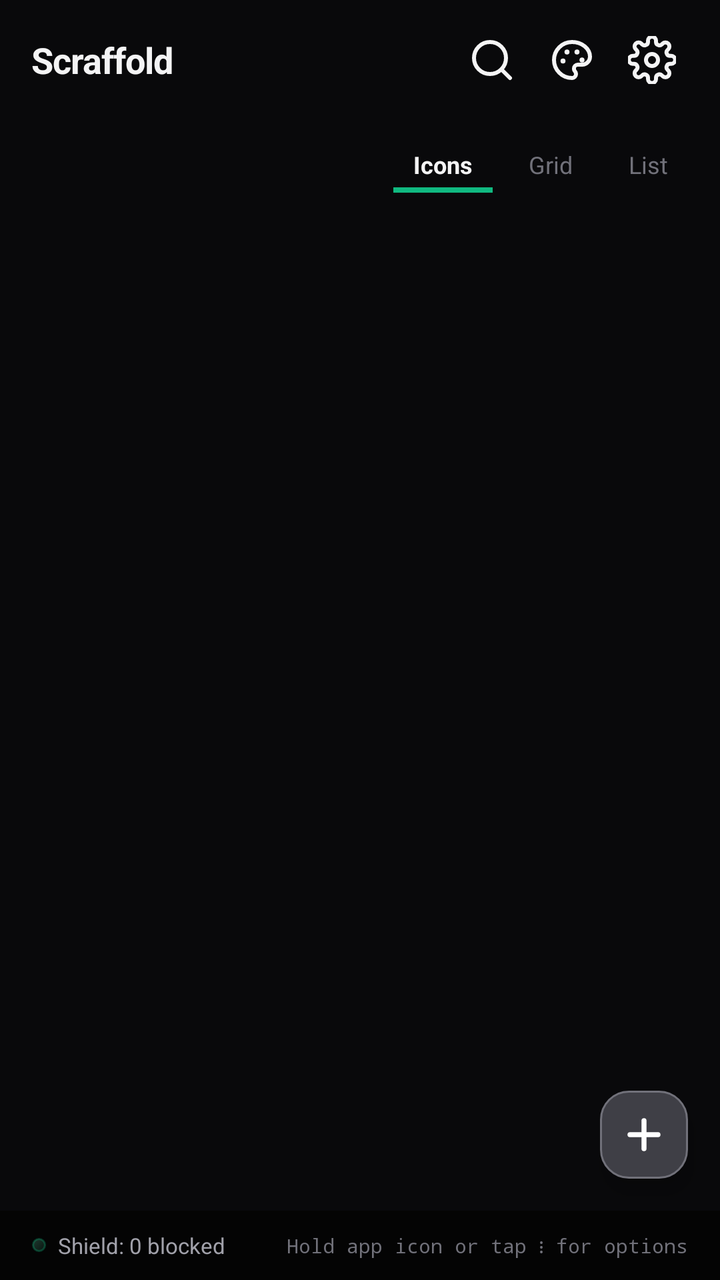
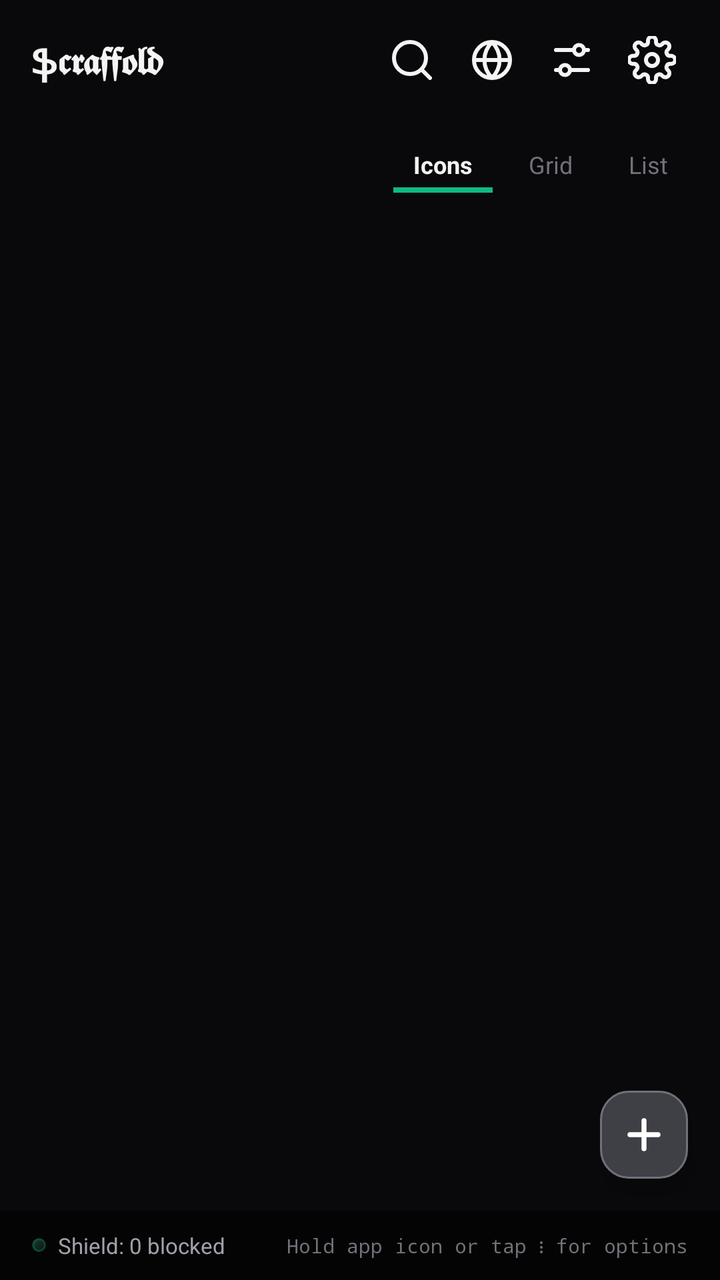

Compare the two renders of this Android layout. The source of the first and the diff that turns it into the second are given below.
<!-- AndroidManifest.xml: application theme Theme.Scaffold -->
<!-- res/layout/activity_main.xml -->
<?xml version="1.0" encoding="utf-8"?>
<androidx.constraintlayout.widget.ConstraintLayout xmlns:android="http://schemas.android.com/apk/res/android"
    xmlns:app="http://schemas.android.com/apk/res-auto"
    android:id="@+id/main_root_layout"
    android:layout_width="match_parent"
    android:layout_height="match_parent"
    android:background="@color/bg_primary">

    
    <LinearLayout
        android:id="@+id/header_layout"
        android:layout_width="match_parent"
        android:layout_height="wrap_content"
        android:orientation="horizontal"
        android:gravity="center_vertical"
        android:paddingHorizontal="16dp"
        android:paddingVertical="12dp"
        android:background="#15121215"
        app:layout_constraintTop_toTopOf="parent">

        <TextView
            android:id="@+id/tv_app_title"
            android:layout_width="0dp"
            android:layout_height="wrap_content"
            android:layout_weight="1"
            android:text="@string/shelf_title"
            android:textColor="@color/text_primary"
            android:textSize="18sp"
            android:textStyle="bold"
            android:letterSpacing="-0.02" />

        
        <ImageButton
            android:id="@+id/btn_toggle_search"
            android:layout_width="36dp"
            android:layout_height="36dp"
            android:background="?attr/selectableItemBackgroundBorderless"
            android:src="@drawable/ic_search"
            android:contentDescription="Search" />

        
        <ImageButton
            android:id="@+id/btn_theme"
            android:layout_width="36dp"
            android:layout_height="36dp"
            android:layout_marginStart="4dp"
            android:background="?attr/selectableItemBackgroundBorderless"
            android:src="@drawable/ic_palette"
            android:contentDescription="Cosmic Theme" />

        
        <ImageButton
            android:id="@+id/btn_settings"
            android:layout_width="36dp"
            android:layout_height="36dp"
            android:layout_marginStart="4dp"
            android:background="?attr/selectableItemBackgroundBorderless"
            android:src="@drawable/ic_settings"
            android:contentDescription="Settings" />
    </LinearLayout>

    
    <FrameLayout
        android:id="@+id/search_container"
        android:layout_width="match_parent"
        android:layout_height="wrap_content"
        android:visibility="gone"
        android:paddingHorizontal="14dp"
        android:paddingBottom="8dp"
        android:background="#15121215"
        app:layout_constraintTop_toBottomOf="@id/header_layout">

        <EditText
            android:id="@+id/et_search"
            android:layout_width="match_parent"
            android:layout_height="38dp"
            android:background="@drawable/bg_card"
            android:paddingHorizontal="12dp"
            android:hint="@string/search_hint"
            android:textColor="@color/text_primary"
            android:textColorHint="@color/text_muted"
            android:textSize="13sp"
            android:imeOptions="actionSearch"
            android:inputType="text" />
    </FrameLayout>

    
    <LinearLayout
        android:id="@+id/layout_switcher_container"
        android:layout_width="match_parent"
        android:layout_height="wrap_content"
        android:orientation="horizontal"
        android:gravity="end|center_vertical"
        android:paddingHorizontal="16dp"
        android:paddingVertical="8dp"
        app:layout_constraintTop_toBottomOf="@id/search_container">

        <TextView
            android:id="@+id/tab_icons"
            android:layout_width="wrap_content"
            android:layout_height="wrap_content"
            android:text="@string/view_icons"
            android:textColor="@color/text_primary"
            android:textSize="12sp"
            android:textStyle="bold"
            android:paddingHorizontal="10dp"
            android:paddingVertical="6dp"
            android:background="@drawable/bg_tab_active" />

        <TextView
            android:id="@+id/tab_grid"
            android:layout_width="wrap_content"
            android:layout_height="wrap_content"
            android:text="@string/view_grid"
            android:textColor="@color/text_muted"
            android:textSize="12sp"
            android:paddingHorizontal="10dp"
            android:paddingVertical="6dp"
            android:layout_marginStart="8dp"
            android:background="@drawable/bg_tab_inactive" />

        <TextView
            android:id="@+id/tab_list"
            android:layout_width="wrap_content"
            android:layout_height="wrap_content"
            android:text="@string/view_list"
            android:textColor="@color/text_muted"
            android:textSize="12sp"
            android:paddingHorizontal="10dp"
            android:paddingVertical="6dp"
            android:layout_marginStart="8dp"
            android:background="@drawable/bg_tab_inactive" />
    </LinearLayout>

    
    <LinearLayout
        android:id="@+id/empty_state_container"
        android:layout_width="match_parent"
        android:layout_height="0dp"
        android:orientation="vertical"
        android:gravity="center"
        android:visibility="gone"
        android:padding="24dp"
        app:layout_constraintTop_toBottomOf="@id/layout_switcher_container"
        app:layout_constraintBottom_toTopOf="@id/shelf_bottom_bar">

        <FrameLayout
            android:layout_width="64dp"
            android:layout_height="64dp"
            android:background="@drawable/bg_squircle_emerald">

            <ImageView
                android:layout_width="28dp"
                android:layout_height="28dp"
                android:layout_gravity="center"
                android:src="@drawable/ic_add"
                app:tint="@color/accent_emerald"
                android:contentDescription="Add App" />
        </FrameLayout>

        <TextView
            android:layout_width="wrap_content"
            android:layout_height="wrap_content"
            android:layout_marginTop="14dp"
            android:text="Your shelf is empty"
            android:textColor="@color/text_primary"
            android:textSize="15sp"
            android:textStyle="bold" />

        <TextView
            android:layout_width="wrap_content"
            android:layout_height="wrap_content"
            android:layout_marginTop="4dp"
            android:text="Tap + below to add your first WebApp"
            android:textColor="@color/text_muted"
            android:textSize="12sp" />
    </LinearLayout>

    
    <androidx.recyclerview.widget.RecyclerView
        android:id="@+id/rv_shelf"
        android:layout_width="match_parent"
        android:layout_height="0dp"
        android:paddingHorizontal="8dp"
        android:paddingTop="6dp"
        android:paddingBottom="16dp"
        android:clipToPadding="false"
        app:layout_constraintTop_toBottomOf="@id/layout_switcher_container"
        app:layout_constraintBottom_toTopOf="@id/shelf_bottom_bar" />

    
    <ImageButton
        android:id="@+id/fab_add_app"
        android:layout_width="44dp"
        android:layout_height="44dp"
        android:layout_marginEnd="16dp"
        android:layout_marginBottom="16dp"
        android:background="@drawable/bg_fab"
        android:src="@drawable/ic_add"
        android:scaleType="centerInside"
        android:elevation="6dp"
        app:layout_constraintBottom_toTopOf="@id/shelf_bottom_bar"
        app:layout_constraintEnd_toEndOf="parent"
        android:contentDescription="@string/add_web_app" />

    
    <LinearLayout
        android:id="@+id/shelf_bottom_bar"
        android:layout_width="match_parent"
        android:layout_height="wrap_content"
        android:orientation="horizontal"
        android:gravity="center_vertical"
        android:paddingHorizontal="16dp"
        android:paddingVertical="10dp"
        android:background="#99000000"
        app:layout_constraintBottom_toBottomOf="parent">

        
        <LinearLayout
            android:layout_width="0dp"
            android:layout_height="wrap_content"
            android:layout_weight="1"
            android:orientation="horizontal"
            android:gravity="center_vertical">

            <View
                android:layout_width="7dp"
                android:layout_height="7dp"
                android:background="@drawable/bg_squircle_emerald" />

            <TextView
                android:id="@+id/tv_shelf_shield_count"
                android:layout_width="wrap_content"
                android:layout_height="wrap_content"
                android:layout_marginStart="6dp"
                android:text="Shield: 0 blocked"
                android:textColor="@color/text_secondary"
                android:textSize="11sp" />
        </LinearLayout>

        <TextView
            android:layout_width="wrap_content"
            android:layout_height="wrap_content"
            android:text="Hold app icon or tap ⋮ for options"
            android:textColor="@color/text_muted"
            android:textSize="10sp"
            android:fontFamily="monospace" />
    </LinearLayout>

</androidx.constraintlayout.widget.ConstraintLayout>
<!-- resources referenced by this layout -->
<resources>
  <color name="accent_emerald">#10B981</color>
  <color name="bg_primary">#09090B</color>
  <color name="text_muted">#71717A</color>
  <color name="text_primary">#F4F4F5</color>
  <color name="text_secondary">#A1A1AA</color>
  <!-- drawable bg_card (drawable) -->
  <?xml version="1.0" encoding="utf-8"?>
  <shape xmlns:android="http://schemas.android.com/apk/res/android"
      android:shape="rectangle">
      <solid android:color="#14FFFFFF" />
      <stroke
          android:width="1dp"
          android:color="#24FFFFFF" />
      <corners android:radius="10dp" />
  </shape>
  <!-- drawable bg_fab (drawable) -->
  <?xml version="1.0" encoding="utf-8"?>
  <ripple xmlns:android="http://schemas.android.com/apk/res/android"
      android:color="#52525B">
      <item>
          <shape android:shape="rectangle">
              <solid android:color="#3F3F46" />
              <stroke
                  android:width="1dp"
                  android:color="#71717A" />
              <corners android:radius="14dp" />
          </shape>
      </item>
  </ripple>
  <!-- drawable bg_tab_active (drawable) -->
  <?xml version="1.0" encoding="utf-8"?>
  <layer-list xmlns:android="http://schemas.android.com/apk/res/android">
      <item android:gravity="bottom">
          <shape android:shape="rectangle">
              <size android:height="2.5dp" />
              <solid android:color="@color/accent_emerald" />
          </shape>
      </item>
  </layer-list>
  <!-- drawable bg_tab_inactive (drawable) -->
  <?xml version="1.0" encoding="utf-8"?>
  <shape xmlns:android="http://schemas.android.com/apk/res/android"
      android:shape="rectangle">
      <solid android:color="@android:color/transparent" />
  </shape>
  <!-- drawable ic_add (drawable) -->
  <vector xmlns:android="http://schemas.android.com/apk/res/android"
      android:width="24dp"
      android:height="24dp"
      android:viewportWidth="24"
      android:viewportHeight="24">
      <path
          android:strokeColor="#FFFFFF"
          android:strokeWidth="2.5"
          android:strokeLineCap="round"
          android:strokeLineJoin="round"
          android:pathData="M12,5 L12,19 M5,12 L19,12" />
  </vector>
  <!-- drawable ic_palette (drawable) -->
  <vector xmlns:android="http://schemas.android.com/apk/res/android"
      android:width="24dp"
      android:height="24dp"
      android:viewportWidth="24"
      android:viewportHeight="24">
      <path
          android:strokeColor="#F4F4F5"
          android:strokeWidth="2"
          android:strokeLineCap="round"
          android:strokeLineJoin="round"
          android:pathData="M12,3C7.03,3 3,7.03 3,12s4.03,9 9,9c1.1,0 2,-0.9 2,-2 0,-0.52 -0.2,-0.98 -0.52,-1.34 -0.33,-0.36 -0.52,-0.83 -0.52,-1.32 0,-1.1 0.9,-2 2,-2H17c2.21,0 4,-1.79 4,-4 0,-4.01 -4.03,-7.34 -9,-7.34z" />
      <path
          android:fillColor="#F4F4F5"
          android:pathData="M7.5,12.5m-1.25,0a1.25,1.25 0,1 1,2.5 0a1.25,1.25 0,1 1,-2.5 0M9.5,8m-1.25,0a1.25,1.25 0,1 1,2.5 0a1.25,1.25 0,1 1,-2.5 0M14.5,8m-1.25,0a1.25,1.25 0,1 1,2.5 0a1.25,1.25 0,1 1,-2.5 0M17,12m-1.25,0a1.25,1.25 0,1 1,2.5 0a1.25,1.25 0,1 1,-2.5 0" />
  </vector>
  <string name="add_web_app">Add WebApp</string>
  <string name="search_hint">Search apps or domains...</string>
  <string name="shelf_title">Scraffold</string>
  <string name="view_grid">Grid</string>
  <string name="view_icons">Icons</string>
  <string name="view_list">List</string>
  <color name="text_on_accent">#000000</color>
  <color name="bg_surface">#121215</color>
  <color name="border_primary">#27272A</color>
  <!-- unchanged entries left out for length: 6 -->
</resources>

<!-- the commit's change to res/layout/activity_main.xml (unified diff, before → after) -->
@@ -24,6 +24,7 @@
             android:layout_height="wrap_content"
             android:layout_weight="1"
             android:text="@string/shelf_title"
+            android:contentDescription="@string/app_name"
             android:textColor="@color/text_primary"
             android:textSize="18sp"
             android:textStyle="bold"
@@ -40,13 +41,25 @@
 
         
         <ImageButton
-            android:id="@+id/btn_theme"
+            android:id="@+id/btn_browser"
             android:layout_width="36dp"
             android:layout_height="36dp"
             android:layout_marginStart="4dp"
-            android:background="?attr/selectableItemBackgroundBorderless"
-            android:src="@drawable/ic_palette"
-            android:contentDescription="Cosmic Theme" />
+            android:padding="6dp"
+            android:scaleType="fitCenter"
+            android:background="?attr/selectableItemBackgroundBorderless"
+            android:src="@drawable/ic_globe"
+            android:contentDescription="Browser" />
+
+        
+        <ImageButton
+            android:id="@+id/btn_customize"
+            android:layout_width="36dp"
+            android:layout_height="36dp"
+            android:layout_marginStart="4dp"
+            android:background="?attr/selectableItemBackgroundBorderless"
+            android:src="@drawable/ic_tune"
+            android:contentDescription="Customize" />
 
         
         <ImageButton
<!-- resource entries referenced after the edit -->
@@ -58,7 +58,7 @@
           android:strokeLineJoin="round"
           android:pathData="M12,5 L12,19 M5,12 L19,12" />
   </vector>
-  <!-- drawable ic_palette (drawable) -->
+  <!-- drawable ic_globe (drawable) -->
   <vector xmlns:android="http://schemas.android.com/apk/res/android"
       android:width="24dp"
       android:height="24dp"
@@ -69,14 +69,28 @@
           android:strokeWidth="2"
           android:strokeLineCap="round"
           android:strokeLineJoin="round"
-          android:pathData="M12,3C7.03,3 3,7.03 3,12s4.03,9 9,9c1.1,0 2,-0.9 2,-2 0,-0.52 -0.2,-0.98 -0.52,-1.34 -0.33,-0.36 -0.52,-0.83 -0.52,-1.32 0,-1.1 0.9,-2 2,-2H17c2.21,0 4,-1.79 4,-4 0,-4.01 -4.03,-7.34 -9,-7.34z" />
+          android:pathData="M12,3a9,9 0,1 1,0 18a9,9 0,1 1,0 -18zM3,12h18M12,3c2.5,2.6 3.8,5.6 3.8,9s-1.3,6.4 -3.8,9c-2.5,-2.6 -3.8,-5.6 -3.8,-9s1.3,-6.4 3.8,-9z" />
+  </vector>
+  <!-- drawable ic_tune (drawable) -->
+  <vector xmlns:android="http://schemas.android.com/apk/res/android"
+      android:width="24dp"
+      android:height="24dp"
+      android:viewportWidth="24"
+      android:viewportHeight="24">
       <path
-          android:fillColor="#F4F4F5"
-          android:pathData="M7.5,12.5m-1.25,0a1.25,1.25 0,1 1,2.5 0a1.25,1.25 0,1 1,-2.5 0M9.5,8m-1.25,0a1.25,1.25 0,1 1,2.5 0a1.25,1.25 0,1 1,-2.5 0M14.5,8m-1.25,0a1.25,1.25 0,1 1,2.5 0a1.25,1.25 0,1 1,-2.5 0M17,12m-1.25,0a1.25,1.25 0,1 1,2.5 0a1.25,1.25 0,1 1,-2.5 0" />
+          android:strokeColor="#F4F4F5"
+          android:strokeWidth="2"
+          android:strokeLineCap="round"
+          android:pathData="M4,7h9M18,7h2M4,17h2M11,17h9" />
+      <path
+          android:strokeColor="#F4F4F5"
+          android:strokeWidth="2"
+          android:pathData="M15.5,4.5a2.5,2.5 0,1 1,0 5a2.5,2.5 0,1 1,0 -5zM8.5,14.5a2.5,2.5 0,1 1,0 5a2.5,2.5 0,1 1,0 -5z" />
   </vector>
   <string name="add_web_app">Add WebApp</string>
+  <string name="app_name">Scraffold</string>
   <string name="search_hint">Search apps or domains...</string>
-  <string name="shelf_title">Scraffold</string>
+  <string name="shelf_title">ֆ𝖈𝖗𝖆𝖋𝖋𝖔𝖑𝖉</string>
   <string name="view_grid">Grid</string>
   <string name="view_icons">Icons</string>
   <string name="view_list">List</string>
